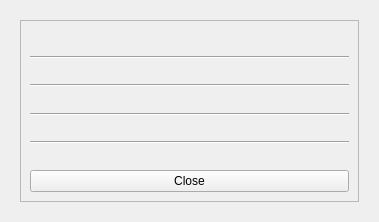
Before: the Qt Designer form src/view/ui/main/info.ui in fersilentt/ProgrammingDirectories, drawn with Qt 5.
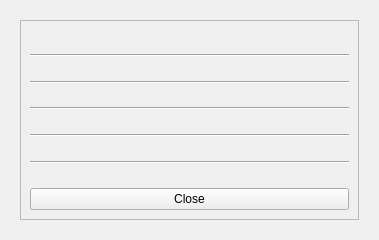
After: the same form once the commit is applied. Icons and pictures are not drawn.

```diff
--- a/src/view/ui/main/info.ui
+++ b/src/view/ui/main/info.ui
@@ -7,7 +7,7 @@
     <x>0</x>
     <y>0</y>
     <width>379</width>
-    <height>222</height>
+    <height>240</height>
    </rect>
   </property>
   <property name="maximumSize">
@@ -141,6 +141,23 @@
            </property>
           </widget>
          </item>
+         <item>
+          <widget class="QLabel" name="lVersion">
+           <property name="text">
+            <string/>
+           </property>
+           <property name="alignment">
+            <set>Qt::AlignCenter</set>
+           </property>
+          </widget>
+         </item>
+         <item>
+          <widget class="Line" name="line_5">
+           <property name="orientation">
+            <enum>Qt::Horizontal</enum>
+           </property>
+          </widget>
+         </item>
          <item>
           <widget class="QLabel" name="lRepository">
            <property name="text">
```
